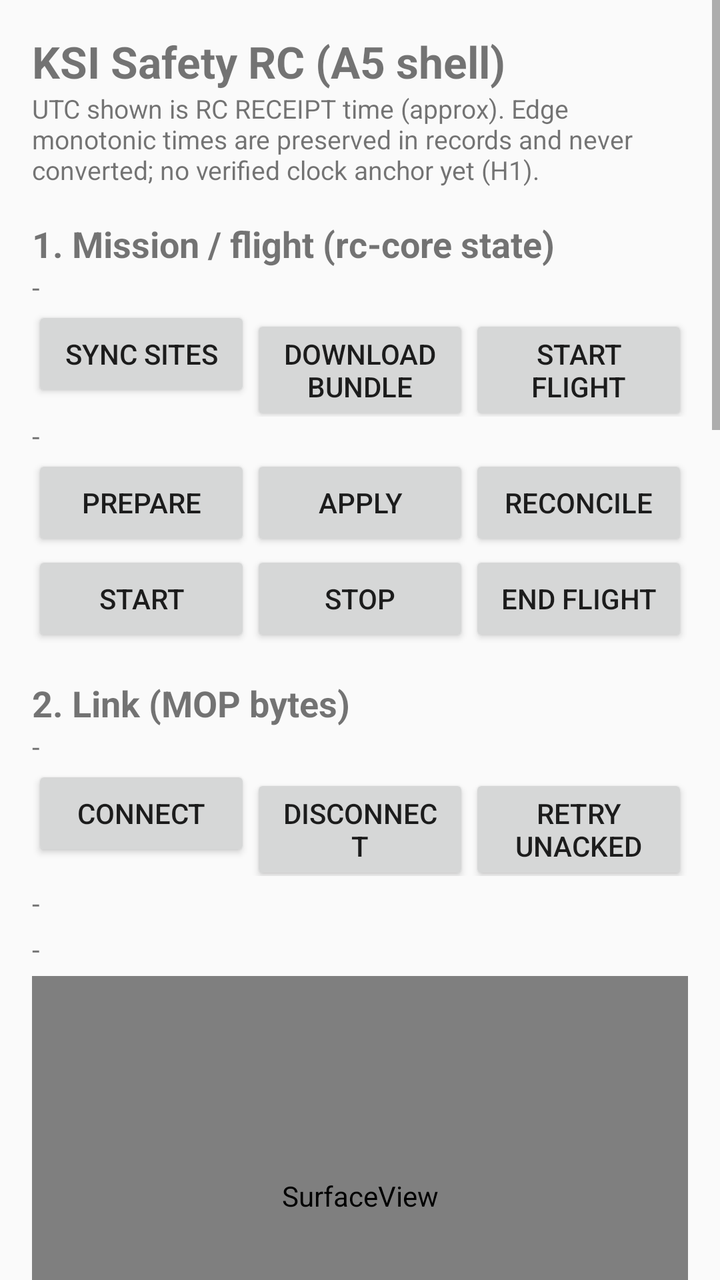
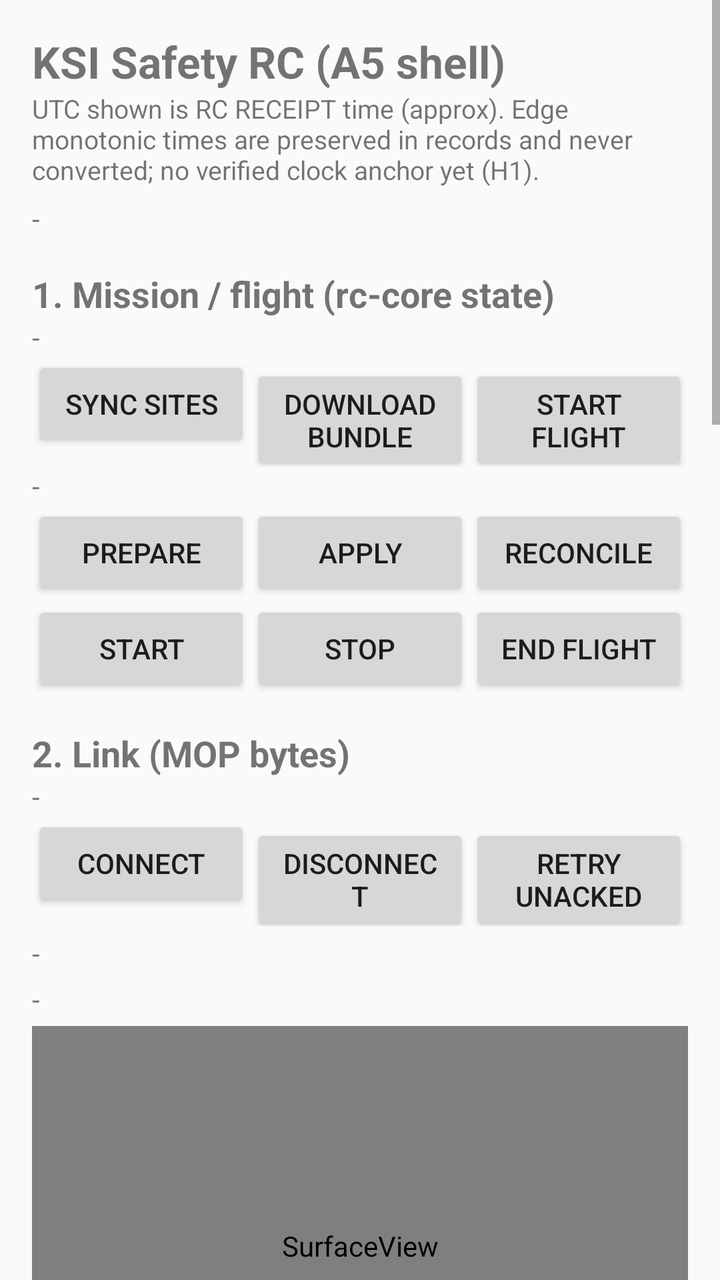

Screens rendered from an Android XML layout before and after an edit, with the pre-edit source and the edit as a unified diff.
<!-- AndroidManifest.xml: application theme Theme.KsiRc -->
<!-- res/layout/activity_main.xml -->
<?xml version="1.0" encoding="utf-8"?>
<ScrollView xmlns:android="http://schemas.android.com/apk/res/android"
    android:layout_width="match_parent"
    android:layout_height="match_parent">

    <LinearLayout
        android:layout_width="match_parent"
        android:layout_height="wrap_content"
        android:orientation="vertical"
        android:padding="16dp">

        <TextView
            android:layout_width="match_parent"
            android:layout_height="wrap_content"
            android:text="@string/app_name"
            android:textSize="22sp"
            android:textStyle="bold" />

        <TextView
            android:id="@+id/tvClockNote"
            android:layout_width="match_parent"
            android:layout_height="wrap_content"
            android:text="@string/clock_unverified"
            android:textSize="13sp" />

        
        <TextView
            android:layout_width="match_parent"
            android:layout_height="wrap_content"
            android:text="@string/section_mission"
            android:textSize="18sp"
            android:textStyle="bold"
            android:paddingTop="16dp" />

        <TextView
            android:id="@+id/tvMission"
            android:layout_width="match_parent"
            android:layout_height="wrap_content"
            android:text="-"
            android:textSize="14sp" />

        <LinearLayout
            android:layout_width="match_parent"
            android:layout_height="wrap_content"
            android:orientation="horizontal">
            <Button
                android:id="@+id/btnSyncSites"
                android:layout_width="0dp"
                android:layout_height="wrap_content"
                android:layout_weight="1"
                android:text="@string/btn_sync_sites" />
            <Button
                android:id="@+id/btnSyncBundle"
                android:layout_width="0dp"
                android:layout_height="wrap_content"
                android:layout_weight="1"
                android:text="@string/btn_sync_bundle" />
            <Button
                android:id="@+id/btnStartFlight"
                android:layout_width="0dp"
                android:layout_height="wrap_content"
                android:layout_weight="1"
                android:text="@string/btn_start_flight" />
        </LinearLayout>

        <TextView
            android:id="@+id/tvFlight"
            android:layout_width="match_parent"
            android:layout_height="wrap_content"
            android:text="-"
            android:textSize="14sp" />

        <LinearLayout
            android:layout_width="match_parent"
            android:layout_height="wrap_content"
            android:orientation="horizontal">
            <Button
                android:id="@+id/btnPrepare"
                android:layout_width="0dp"
                android:layout_height="wrap_content"
                android:layout_weight="1"
                android:text="@string/btn_prepare" />
            <Button
                android:id="@+id/btnApply"
                android:layout_width="0dp"
                android:layout_height="wrap_content"
                android:layout_weight="1"
                android:text="@string/btn_apply" />
            <Button
                android:id="@+id/btnReconcile"
                android:layout_width="0dp"
                android:layout_height="wrap_content"
                android:layout_weight="1"
                android:text="@string/btn_reconcile" />
        </LinearLayout>
        <LinearLayout
            android:layout_width="match_parent"
            android:layout_height="wrap_content"
            android:orientation="horizontal">
            <Button
                android:id="@+id/btnStart"
                android:layout_width="0dp"
                android:layout_height="wrap_content"
                android:layout_weight="1"
                android:text="@string/btn_start" />
            <Button
                android:id="@+id/btnStop"
                android:layout_width="0dp"
                android:layout_height="wrap_content"
                android:layout_weight="1"
                android:text="@string/btn_stop" />
            <Button
                android:id="@+id/btnEndFlight"
                android:layout_width="0dp"
                android:layout_height="wrap_content"
                android:layout_weight="1"
                android:text="@string/btn_end_flight" />
        </LinearLayout>

        
        <TextView
            android:layout_width="match_parent"
            android:layout_height="wrap_content"
            android:text="@string/section_observe"
            android:textSize="18sp"
            android:textStyle="bold"
            android:paddingTop="16dp" />

        <TextView
            android:id="@+id/tvLink"
            android:layout_width="match_parent"
            android:layout_height="wrap_content"
            android:text="-"
            android:textSize="14sp" />

        <LinearLayout
            android:layout_width="match_parent"
            android:layout_height="wrap_content"
            android:orientation="horizontal">
            <Button
                android:id="@+id/btnConnect"
                android:layout_width="0dp"
                android:layout_height="wrap_content"
                android:layout_weight="1"
                android:text="@string/btn_connect" />
            <Button
                android:id="@+id/btnDisconnect"
                android:layout_width="0dp"
                android:layout_height="wrap_content"
                android:layout_weight="1"
                android:text="@string/btn_disconnect" />
            <Button
                android:id="@+id/btnRetry"
                android:layout_width="0dp"
                android:layout_height="wrap_content"
                android:layout_weight="1"
                android:text="@string/btn_retry" />
        </LinearLayout>

        
        <TextView
            android:id="@+id/tvStatus"
            android:layout_width="match_parent"
            android:layout_height="wrap_content"
            android:text="-"
            android:textSize="14sp"
            android:paddingTop="4dp" />

        <TextView
            android:id="@+id/tvVideo"
            android:layout_width="match_parent"
            android:layout_height="wrap_content"
            android:text="-"
            android:textSize="14sp"
            android:paddingTop="4dp" />

        
        <SurfaceView
            android:id="@+id/surfaceVideo"
            android:layout_width="match_parent"
            android:layout_height="220dp"
            android:layout_marginTop="4dp" />

        <LinearLayout
            android:layout_width="match_parent"
            android:layout_height="wrap_content"
            android:orientation="horizontal">
            <Button
                android:id="@+id/btnVideoConnect"
                android:layout_width="0dp"
                android:layout_height="wrap_content"
                android:layout_weight="1"
                android:text="@string/btn_video_connect" />
            <Button
                android:id="@+id/btnVideoDisconnect"
                android:layout_width="0dp"
                android:layout_height="wrap_content"
                android:layout_weight="1"
                android:text="@string/btn_video_disconnect" />
        </LinearLayout>

        <TextView
            android:id="@+id/tvAi"
            android:layout_width="match_parent"
            android:layout_height="wrap_content"
            android:text="-"
            android:textSize="14sp"
            android:paddingTop="4dp" />

        <TextView
            android:layout_width="match_parent"
            android:layout_height="wrap_content"
            android:text="@string/label_events"
            android:textSize="13sp"
            android:paddingTop="4dp" />

        <TextView
            android:id="@+id/tvEvents"
            android:layout_width="match_parent"
            android:layout_height="wrap_content"
            android:text="-"
            android:textSize="13sp"
            android:typeface="monospace" />

        
        <TextView
            android:layout_width="match_parent"
            android:layout_height="wrap_content"
            android:text="@string/section_demo"
            android:textSize="18sp"
            android:textStyle="bold"
            android:paddingTop="16dp" />

        <TextView
            android:id="@+id/tvDemo"
            android:layout_width="match_parent"
            android:layout_height="wrap_content"
            android:text="-"
            android:textSize="14sp" />

        <LinearLayout
            android:layout_width="match_parent"
            android:layout_height="wrap_content"
            android:orientation="horizontal">
            <Button
                android:id="@+id/btnDemoTick"
                android:layout_width="0dp"
                android:layout_height="wrap_content"
                android:layout_weight="1"
                android:text="@string/btn_demo_tick" />
            <Button
                android:id="@+id/btnDemoNewFlight"
                android:layout_width="0dp"
                android:layout_height="wrap_content"
                android:layout_weight="1"
                android:text="@string/btn_demo_new_flight" />
        </LinearLayout>

        
        <TextView
            android:layout_width="match_parent"
            android:layout_height="wrap_content"
            android:text="@string/section_evidence"
            android:textSize="18sp"
            android:textStyle="bold"
            android:paddingTop="16dp" />

        <TextView
            android:id="@+id/tvEvidence"
            android:layout_width="match_parent"
            android:layout_height="wrap_content"
            android:text="-"
            android:textSize="14sp" />

        <Button
            android:id="@+id/btnRefreshEvidence"
            android:layout_width="match_parent"
            android:layout_height="wrap_content"
            android:text="@string/btn_refresh_evidence" />

        
        <TextView
            android:layout_width="match_parent"
            android:layout_height="wrap_content"
            android:text="@string/section_history"
            android:textSize="18sp"
            android:textStyle="bold"
            android:paddingTop="16dp" />

        <TextView
            android:id="@+id/tvFlights"
            android:layout_width="match_parent"
            android:layout_height="wrap_content"
            android:text="-"
            android:textSize="13sp"
            android:typeface="monospace" />

        <LinearLayout
            android:layout_width="match_parent"
            android:layout_height="wrap_content"
            android:orientation="horizontal">
            <Button
                android:id="@+id/btnFlightPrev"
                android:layout_width="0dp"
                android:layout_height="wrap_content"
                android:layout_weight="1"
                android:text="@string/btn_flight_prev" />
            <Button
                android:id="@+id/btnFlightNext"
                android:layout_width="0dp"
                android:layout_height="wrap_content"
                android:layout_weight="1"
                android:text="@string/btn_flight_next" />
        </LinearLayout>

        <TextView
            android:id="@+id/tvFlightDetail"
            android:layout_width="match_parent"
            android:layout_height="wrap_content"
            android:text="-"
            android:textSize="13sp" />

        <TextView
            android:id="@+id/tvFlightEvents"
            android:layout_width="match_parent"
            android:layout_height="wrap_content"
            android:text="-"
            android:textSize="13sp"
            android:typeface="monospace"
            android:paddingTop="4dp" />

        <TextView
            android:id="@+id/tvFlightArtifacts"
            android:layout_width="match_parent"
            android:layout_height="wrap_content"
            android:text="-"
            android:textSize="13sp"
            android:typeface="monospace"
            android:paddingTop="4dp" />

        <LinearLayout
            android:layout_width="match_parent"
            android:layout_height="wrap_content"
            android:orientation="horizontal">
            <Button
                android:id="@+id/btnEventPrev"
                android:layout_width="0dp"
                android:layout_height="wrap_content"
                android:layout_weight="1"
                android:text="@string/btn_event_prev" />
            <Button
                android:id="@+id/btnEventNext"
                android:layout_width="0dp"
                android:layout_height="wrap_content"
                android:layout_weight="1"
                android:text="@string/btn_event_next" />
            <Button
                android:id="@+id/btnFlagFalsePositive"
                android:layout_width="0dp"
                android:layout_height="wrap_content"
                android:layout_weight="1"
                android:text="@string/btn_flag_false_positive" />
        </LinearLayout>

        <TextView
            android:id="@+id/tvEventDetail"
            android:layout_width="match_parent"
            android:layout_height="wrap_content"
            android:text="-"
            android:textSize="13sp" />

        <LinearLayout
            android:layout_width="match_parent"
            android:layout_height="wrap_content"
            android:orientation="horizontal">
            <Button
                android:id="@+id/btnViewEvidence"
                android:layout_width="0dp"
                android:layout_height="wrap_content"
                android:layout_weight="1"
                android:text="@string/btn_view_evidence" />
            <Button
                android:id="@+id/btnFetchEvidence"
                android:layout_width="0dp"
                android:layout_height="wrap_content"
                android:layout_weight="1"
                android:text="@string/btn_fetch_evidence" />
        </LinearLayout>

        <ImageView
            android:id="@+id/ivEvidence"
            android:layout_width="match_parent"
            android:layout_height="220dp"
            android:adjustViewBounds="true"
            android:contentDescription="@string/label_evidence_image"
            android:scaleType="fitCenter" />

        <TextView
            android:id="@+id/tvEvidenceMeta"
            android:layout_width="match_parent"
            android:layout_height="wrap_content"
            android:text="-"
            android:textSize="13sp" />

        
        <TextView
            android:layout_width="match_parent"
            android:layout_height="wrap_content"
            android:text="@string/section_sync"
            android:textSize="18sp"
            android:textStyle="bold"
            android:paddingTop="16dp" />

        <EditText
            android:id="@+id/etCoreUrl"
            android:layout_width="match_parent"
            android:layout_height="wrap_content"
            android:hint="@string/hint_core_url"
            android:inputType="textUri" />

        <EditText
            android:id="@+id/etCoreToken"
            android:layout_width="match_parent"
            android:layout_height="wrap_content"
            android:hint="@string/hint_core_token"
            android:inputType="textPassword" />

        <Button
            android:id="@+id/btnSaveCore"
            android:layout_width="match_parent"
            android:layout_height="wrap_content"
            android:text="@string/btn_save_core" />

        <TextView
            android:id="@+id/tvSync"
            android:layout_width="match_parent"
            android:layout_height="wrap_content"
            android:text="-"
            android:textSize="14sp" />

        <LinearLayout
            android:layout_width="match_parent"
            android:layout_height="wrap_content"
            android:orientation="horizontal">
            <Button
                android:id="@+id/btnUpload"
                android:layout_width="0dp"
                android:layout_height="wrap_content"
                android:layout_weight="1"
                android:text="@string/btn_upload" />
            <Button
                android:id="@+id/btnServerState"
                android:layout_width="0dp"
                android:layout_height="wrap_content"
                android:layout_weight="1"
                android:text="@string/btn_server_state" />
        </LinearLayout>

        <TextView
            android:id="@+id/tvError"
            android:layout_width="match_parent"
            android:layout_height="wrap_content"
            android:text=""
            android:textSize="13sp"
            android:paddingTop="12dp" />
    </LinearLayout>
</ScrollView>
<!-- resources referenced by this layout -->
<resources>
  <string name="app_name">KSI Safety RC (A5 shell)</string>
  <string name="btn_apply">Apply</string>
  <string name="btn_connect">Connect</string>
  <string name="btn_demo_new_flight">New demo flight</string>
  <string name="btn_demo_tick">Demo tick</string>
  <string name="btn_disconnect">Disconnect</string>
  <string name="btn_end_flight">End flight</string>
  <string name="btn_event_next">다음 사건</string>
  <string name="btn_event_prev">이전 사건</string>
  <string name="btn_fetch_evidence">서버에서 가져오기</string>
  <string name="btn_flag_false_positive">오탐 의심 표시</string>
  <string name="btn_flight_next">다음 비행</string>
  <string name="btn_flight_prev">이전 비행</string>
  <string name="btn_prepare">Prepare</string>
  <string name="btn_reconcile">Reconcile</string>
  <string name="btn_refresh_evidence">Refresh (local)</string>
  <string name="btn_retry">Retry unacked</string>
  <string name="btn_save_core">Save Core config</string>
  <string name="btn_server_state">Server state</string>
  <string name="btn_start">Start</string>
  <string name="btn_start_flight">Start flight</string>
  <string name="btn_stop">Stop</string>
  <string name="btn_sync_bundle">Download bundle</string>
  <string name="btn_sync_sites">Sync sites</string>
  <string name="btn_upload">Upload now</string>
  <string name="btn_video_connect">Connect video</string>
  <string name="btn_video_disconnect">Disconnect video</string>
  <string name="btn_view_evidence">증거 보기(로컬)</string>
  <string name="clock_unverified">UTC shown is RC RECEIPT time (approx). Edge monotonic times are preserved in records and never converted; no verified clock anchor yet (H1).</string>
  <string name="hint_core_token">Core token (rc scope)</string>
  <string name="hint_core_url">Core URL, e.g. http://192.168.1.5:8000/api/v1/edge</string>
  <string name="label_events">Events — [DETECT] object detections vs [SHADOW] risk candidates (NOT warnings). Times shown are Edge-monotonic (device domain), freshness uses the RC receipt clock.</string>
  <string name="label_evidence_image">선택된 사건의 증거 미리보기</string>
  <string name="section_demo">Demo bench — ISOLATED store, never uploads</string>
  <string name="section_evidence">3. Evidence (local-first, offline OK)</string>
  <string name="section_history">5. 비행 기록 (offline — 로컬 우선)</string>
  <string name="section_mission">1. Mission / flight (rc-core state)</string>
  <string name="section_observe">2. Link (MOP bytes)</string>
  <string name="section_sync">4. Sync (COMMITTED gate)</string>
  <style name="Theme.KsiRc" parent="Theme.AppCompat.Light.NoActionBar">
      </style>
</resources>

<!-- the commit's change to res/layout/activity_main.xml (unified diff, before → after) -->
@@ -25,6 +25,15 @@
 
         
         <TextView
+            android:id="@+id/tvOpsStatus"
+            android:layout_width="match_parent"
+            android:layout_height="wrap_content"
+            android:text="-"
+            android:textSize="14sp"
+            android:paddingTop="6dp" />
+
+        
+        <TextView
             android:layout_width="match_parent"
             android:layout_height="wrap_content"
             android:text="@string/section_mission"
